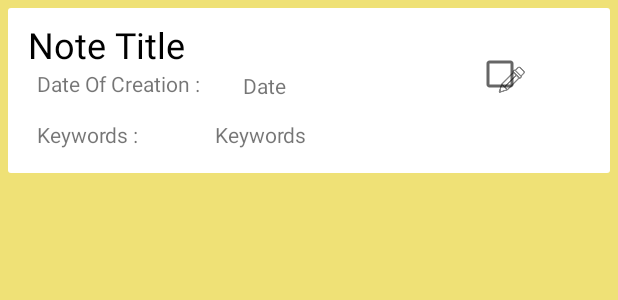
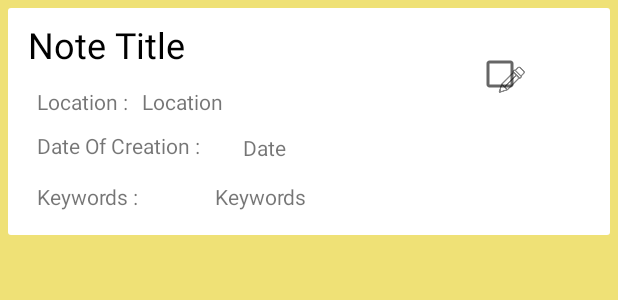
Before and after one commit to AntonisAndHisMetalheadFriends/Notepad, an Android app: the layout main_menu_layout.xml on its own in the app's theme, with its tools: preview values and no code run, on a phone screen of 412 x 824 dp. Shown: the top 300 px of the screen. Run offline under Robolectric (Android 15) with nearby library versions, the light colour scheme and no system bars; Roboto replaces fonts that are not available here.

Commit message:
Commit Complete #42(GeoLocOfNewNote)

```diff
--- a/app/src/main/java/aahmf/notepad/GalleryEdit.java
+++ b/app/src/main/java/aahmf/notepad/GalleryEdit.java
@@ -41,6 +41,7 @@ public class GalleryEdit extends AppCompatActivity {
         ImagePaths2.clear();
 
 
+
     if (ImagePaths3.size()!=0)
     {
         for (int y = 0; y < ImagePaths3.size(); y++)
@@ -68,6 +69,7 @@ public class GalleryEdit extends AppCompatActivity {
                     .getLayoutParams();
             mlp.setMargins(0, gvGallery.getHorizontalSpacing(), 0, 0);
         }
+        FirstImages.clear();
     }
 
 
--- a/app/src/main/java/aahmf/notepad/MainMenuActivity.java
+++ b/app/src/main/java/aahmf/notepad/MainMenuActivity.java
@@ -587,7 +587,8 @@ public class MainMenuActivity extends AppCompatActivity {
                                             Date = dataSnapshot.child(String.valueOf(y)).child("DateOfCreation").getValue().toString();
                                             Kwords = dataSnapshot.child(String.valueOf(y)).child("Keywords").getValue().toString();
                                             String Title = dataSnapshot.child(String.valueOf(y)).child("NoteTitle").getValue().toString();
-                                            noteEntryList.add(new NoteEntry(y, Title, Date, Kwords));
+                                            String Location = dataSnapshot.child(String.valueOf(y)).child("Address").getValue().toString();
+                                            noteEntryList.add(new NoteEntry(y, Title, Date, Kwords,Location));
                                             y++;
                                             adapter.notifyDataSetChanged();
                                             found++;
--- a/app/src/main/java/aahmf/notepad/NewNoteActivity.java
+++ b/app/src/main/java/aahmf/notepad/NewNoteActivity.java
@@ -77,6 +77,7 @@ public class NewNoteActivity extends AppCompatActivity implements GoogleApiClien
     private EditText WriteNote, Title, Keywords;
     private int id = 1, imageid = 1, fileid = 1;
     private double longitude,latitude;
+    private Address currentAdress;
 
 
     private String NoteTitle, Date;
@@ -215,6 +216,7 @@ public class NewNoteActivity extends AppCompatActivity implements GoogleApiClien
                             DatabaseReference userid = key.child("UserId");
                             DatabaseReference geolocLan = key.child("GeoLocLan");
                             DatabaseReference geoLocLon = key.child("GeoLocLon");
+                            DatabaseReference geoLocAddr = key.child("Address");
                             DatabaseReference useridAndTitle = key.child("UserId_Title");
 
 
@@ -226,6 +228,7 @@ public class NewNoteActivity extends AppCompatActivity implements GoogleApiClien
                             title.setValue(NoteTitle);
                             geolocLan.setValue(latitude);
                             geoLocLon.setValue(longitude);
+                            geoLocAddr.setValue(currentAdress.getAddressLine(0));
                             useridAndTitle.setValue(user.getUid() + "_" + NoteTitle);
 
 
@@ -467,6 +470,7 @@ public class NewNoteActivity extends AppCompatActivity implements GoogleApiClien
                   Location location = (Location) task.getResult();
                   latitude = location.getLatitude();
                   longitude = location.getLongitude();
+                  currentAdress = getAddress(latitude,longitude);
               }
             }
         });
--- a/app/src/main/res/layout/main_menu_layout.xml
+++ b/app/src/main/res/layout/main_menu_layout.xml
@@ -10,7 +10,7 @@
     <android.support.v7.widget.CardView
         android:id="@+id/card_view"
         android:layout_width="match_parent"
-        android:layout_height="110dp"
+        android:layout_height="151dp"
         android:layout_margin="5dp">
 
         <RelativeLayout
@@ -101,6 +101,24 @@
                 android:layout_marginTop="-72dp"
                 android:layout_marginEnd="0dp" />
 
+            <TextView
+                android:id="@+id/textView6"
+                android:layout_width="wrap_content"
+                android:layout_height="wrap_content"
+                android:layout_alignStart="@+id/DateOfNote"
+                android:layout_alignBottom="@+id/EditButton"
+                android:text="Location :" />
+
+            <TextView
+                android:id="@+id/Location_Text"
+                android:layout_width="195dp"
+                android:layout_height="wrap_content"
+                android:layout_alignTop="@+id/textView6"
+                android:layout_marginStart="9dp"
+                android:layout_marginTop="0dp"
+                android:layout_toEndOf="@+id/textView6"
+                android:text="Location" />
+
 
         </RelativeLayout>
 
```
Also changed, not shown: app/src/main/java/aahmf/notepad/NoteEntry.java (+24 -1 lines), app/src/main/java/aahmf/notepad/NoteEntryAdapter.java (+15 -1 lines).
